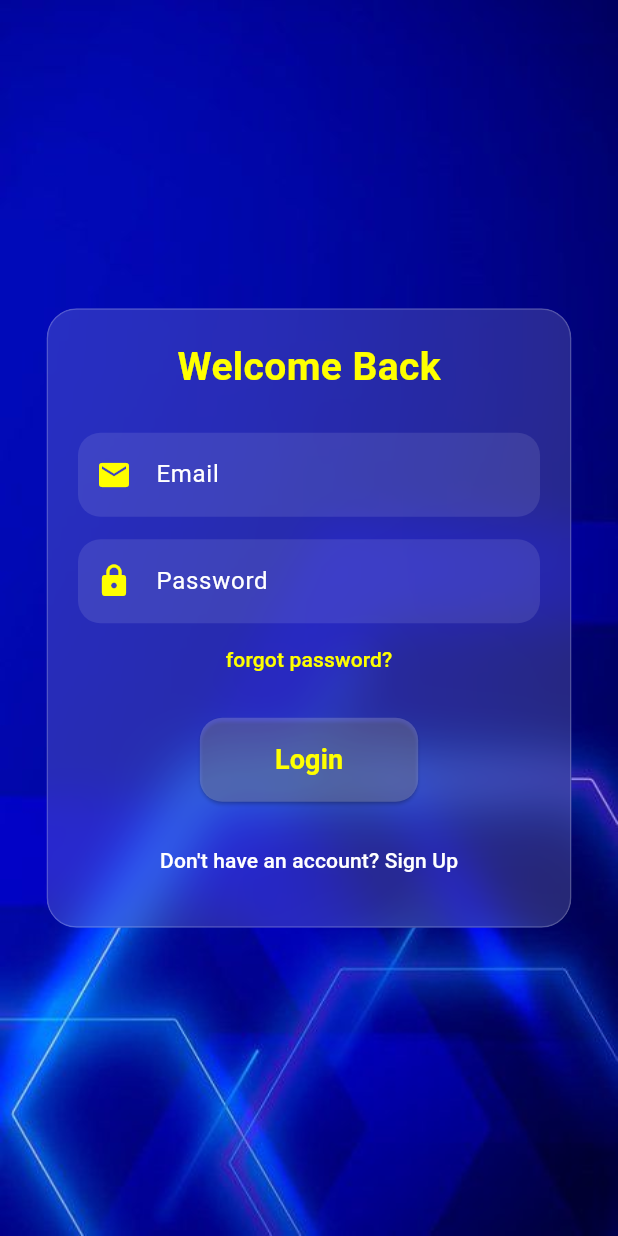
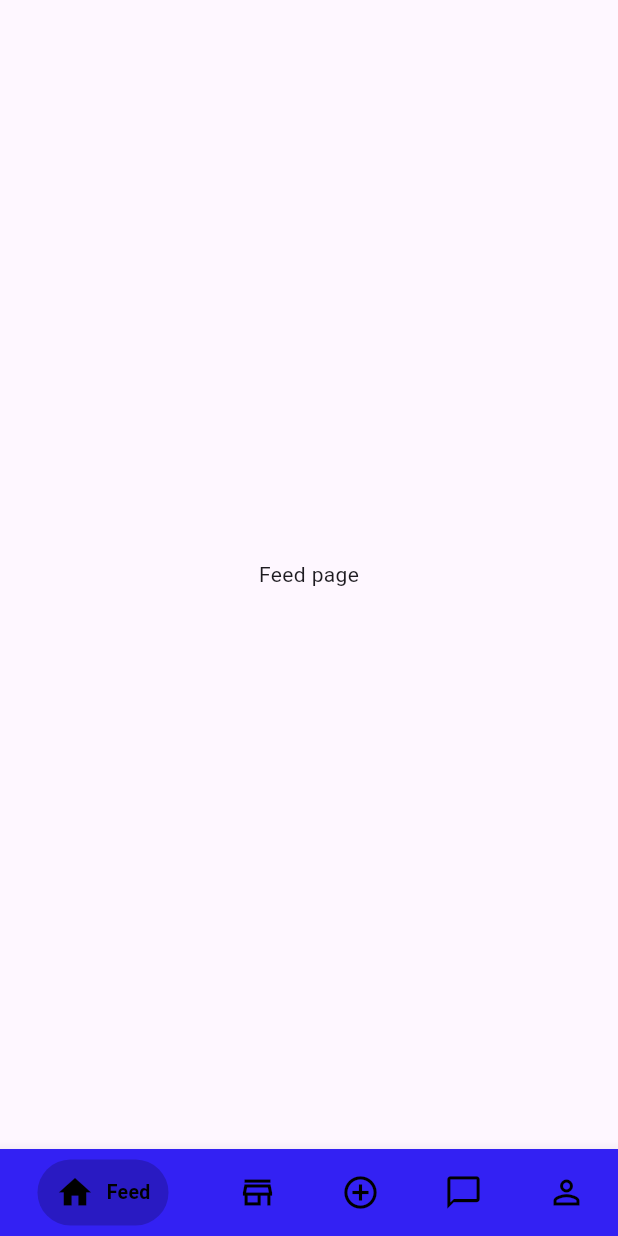
Before and after one commit to Sanctity07/connectify, a Flutter app: the LoginView screen opened directly, after a tap on "Login", on a phone screen of 412 x 824 dp. Run offline on Flutter 3.47's test engine with Material 3 defaults, Android fonts, the phone set to English and light mode, and no system bars; drawn by our look-alikes of stylish_bottom_bar; our stand-ins replace google_fonts, smooth_page_indicator.

Commit message:
add bottom navigation and page it will navigate to

```diff
--- a/lib/main.dart
+++ b/lib/main.dart
@@ -1,4 +1,4 @@
-import 'package:connectify/view/splash_screen.dart';
+import 'package:connectify/view/screens/splash_screen.dart';
 import 'package:flutter/material.dart';
 
 void main() {
--- a/lib/view/auth/login_view.dart
+++ b/lib/view/auth/login_view.dart
@@ -2,6 +2,7 @@
 
 import 'dart:ui';
 import 'package:connectify/view/auth/forgot_password_view.dart';
+import 'package:connectify/widgets/bottom_navigation_bar.dart';
 import 'package:flutter/material.dart';
 import 'package:connectify/view/auth/signup_view.dart';
 
@@ -131,7 +132,14 @@ class _LoginViewState extends State<LoginView> {
                             vertical: 15,
                           ),
                         ),
-                        onPressed: () {},
+                        onPressed: () {
+                          Navigator.push(
+                            context,
+                            MaterialPageRoute(
+                              builder: (context) => BottomNavigation(),
+                            ),
+                          );
+                        },
                         child: const Text(
                           "Login",
                           style: TextStyle(
--- /dev/null
+++ b/lib/view/feed/feed_view.dart
@@ -0,0 +1,14 @@
+import 'package:flutter/material.dart';
+
+class FeedView extends StatelessWidget {
+  const FeedView({super.key});
+
+  @override
+  Widget build(BuildContext context) {
+    return Scaffold(
+      body: Center(
+        child: Text("Feed page"),
+      ),
+    );
+  }
+}
--- a/lib/view/splash_screen.dart
+++ b/lib/view/screens/splash_screen.dart
@@ -1,7 +1,7 @@
 // ignore_for_file: deprecated_member_use
 
 import 'dart:async';
-import 'package:connectify/view/onboarding_screen.dart';
+import 'package:connectify/view/screens/onboarding_screen.dart';
 import 'package:flutter/material.dart';
 
 class SplashScreen extends StatefulWidget {
--- /dev/null
+++ b/lib/widgets/bottom_navigation_bar.dart
@@ -0,0 +1,103 @@
+import 'package:flutter/material.dart';
+import 'package:stylish_bottom_bar/stylish_bottom_bar.dart';
+import '../view/feed/feed_view.dart';
+import '../view/feed/add_post_view.dart';
+import '../view/marketplace/marketplace_view.dart';
+import '../view/chat/chat_list_view.dart';
+import '../view/profile/profile_view.dart';
+
+class BottomNavigation extends StatefulWidget {
+  const BottomNavigation({super.key});
+
+  @override
+  State<BottomNavigation> createState() => _BottomNavigationState();
+}
+
+class _BottomNavigationState extends State<BottomNavigation> {
+  int _selectedIndex = 0;
+  final PageController _pageController = PageController();
+
+  void _onItemTapped(int index) {
+    setState(() => _selectedIndex = index);
+    _pageController.animateToPage(
+      index,
+      duration: const Duration(milliseconds: 250),
+      curve: Curves.easeInOut,
+    );
+  }
+
+  @override
+  void dispose() {
+    _pageController.dispose();
+    super.dispose();
+  }
+
+  @override
+  Widget build(BuildContext context) {
+    return Scaffold(
+      backgroundColor: Colors.black,
+      body: PageView(
+        controller: _pageController,
+        physics: const NeverScrollableScrollPhysics(),
+        onPageChanged: (index) => setState(() => _selectedIndex = index),
+        children: const [
+          FeedView(),
+          MarketplaceView(),
+          AddPostView(),
+          ChatListView(),
+          ProfileView(),
+        ],
+      ),
+
+      bottomNavigationBar: StylishBottomBar(
+        currentIndex: _selectedIndex,
+        onTap: _onItemTapped,
+        backgroundColor: const Color.fromARGB(255, 51, 33, 243),
+        elevation: 8,
+        option: BubbleBarOptions(
+          barStyle: BubbleBarStyle.horizontal,
+          opacity: 0.2,
+          padding: const EdgeInsets.symmetric(vertical: 4),
+          borderRadius: BorderRadius.circular(10),
+        ),
+        items: [
+          BottomBarItem(
+            icon: const Icon(Icons.home_outlined),
+            selectedIcon: const Icon(Icons.home),
+            title: const Text('Feed', style: TextStyle(fontSize: 13)),
+            selectedColor: Colors.white,
+            unSelectedColor: Colors.white70,
+          ),
+          BottomBarItem(
+            icon: const Icon(Icons.store_outlined),
+            selectedIcon: const Icon(Icons.store),
+            title: const Text('Market', style: TextStyle(fontSize: 13)),
+            selectedColor: Colors.white,
+            unSelectedColor: Colors.white70,
+          ),
+          BottomBarItem(
+            icon: const Icon(Icons.add_circle_outline),
+            selectedIcon: const Icon(Icons.add_circle),
+            title: const Text('Post', style: TextStyle(fontSize: 13)),
+            selectedColor: Colors.white,
+            unSelectedColor: Colors.white70,
+          ),
+          BottomBarItem(
+            icon: const Icon(Icons.chat_bubble_outline),
+            selectedIcon: const Icon(Icons.chat),
+            title: const Text('Chat', style: TextStyle(fontSize: 13)),
+            selectedColor: Colors.white,
+            unSelectedColor: Colors.white70,
+          ),
+          BottomBarItem(
+            icon: const Icon(Icons.person_outline),
+            selectedIcon: const Icon(Icons.person),
+            title: const Text('Profile', style: TextStyle(fontSize: 13)),
+            selectedColor: Colors.white,
+            unSelectedColor: Colors.white70,
+          ),
+        ],
+      ),
+    );
+  }
+}
--- a/pubspec.yaml
+++ b/pubspec.yaml
@@ -37,6 +37,7 @@ dependencies:
   flutter_glass_morphism: ^1.0.2
   google_fonts: ^6.3.2
   smooth_page_indicator: ^1.2.1
+  stylish_bottom_bar: ^1.1.1
 
 dev_dependencies:
   flutter_test:
```
Also changed, not shown: lib/view/auth/signup_view.dart (+9 -1 lines), lib/view/chat/chat_list_view.dart (added, +14 -0 lines), lib/view/feed/add_post_view.dart (added, +14 -0 lines), lib/view/marketplace/marketplace_view.dart (added, +14 -0 lines), lib/view/profile/profile_view.dart (added, +14 -0 lines), lib/view/screens/onboarding_screen.dart (renamed from lib/view/onboarding_screen.dart), pubspec.lock.
